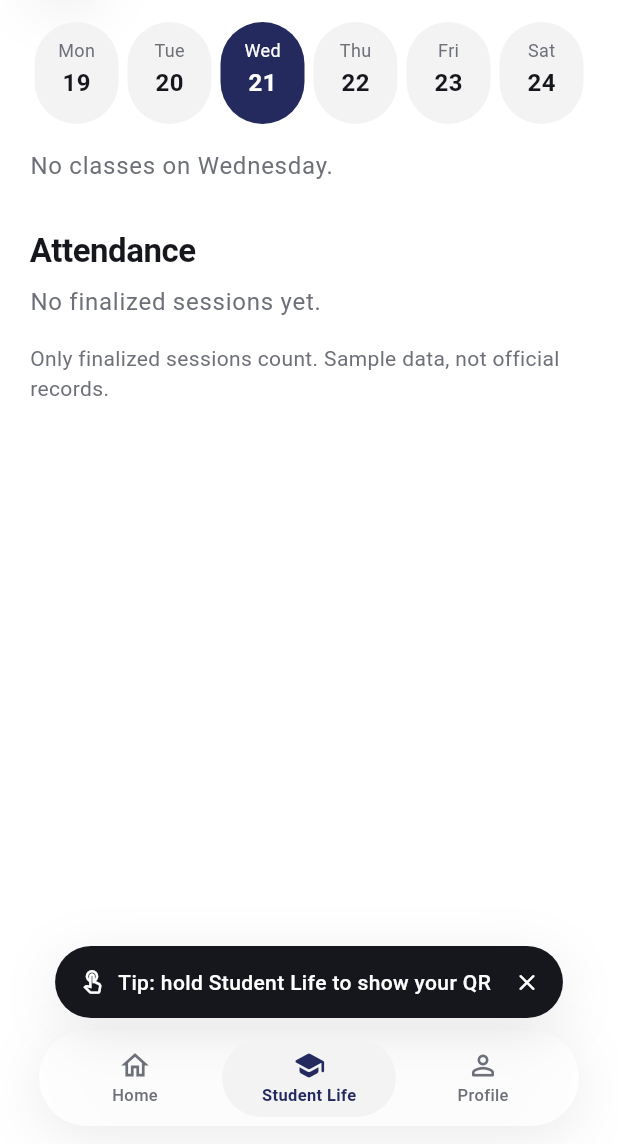
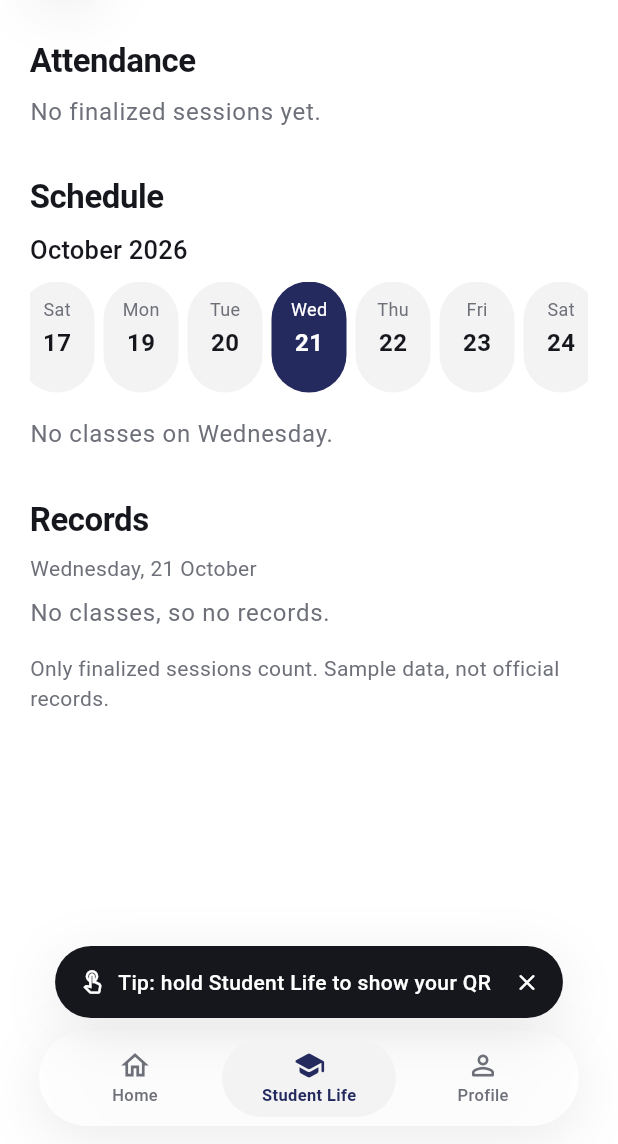
Before and after one commit to Ninjalas/Michaelean-App, a Flutter app: the ClassScreen screen opened by its route, on a phone screen of 412 x 824 dp, the part 92-1236 px from its top. Run offline on Flutter 3.47's test engine with Material 3 defaults, Android fonts, the phone set to English and light mode, and no system bars; our stand-ins replace go_router, qr_flutter, shared_preferences; accounts and stored records are empty.

Commit message:
Class screen: semester attendance, scrollable schedule, day records
- Order: Attendance this semester (overall + by subject), then Schedule
  (day strip scrolls across the whole semester, Mon–Sat, opens on today,
  Today button), then Records of the selected day (Present / Absent, or
  Not finalized yet / Upcoming).
- New CampusService.loadSemester and mockSemester (placed around today so
  the prototype always runs mid-semester); attendance records now cover
  the semester.
- Test and README updated.

Co-Authored-By: Claude Opus 5.5 <noreply@anthropic.com>

```diff
--- a/lib/mock/mock_classes.dart
+++ b/lib/mock/mock_classes.dart
@@ -145,3 +145,16 @@ bool mockWasAbsent(String sessionId, String studentId) =>
 /// first 10 students scanned.
 const mockSeededOpenClassId = 'cs301-2a';
 const mockSeededScanCount = 10;
+
+/// MOCK semester: about 10 weeks before and 8 weeks after today, Monday to
+/// Saturday, so the prototype is always "mid-semester" whenever it runs.
+/// Real semester dates will come from the school calendar.
+({String name, DateTime start, DateTime end}) mockSemester(DateTime now) {
+  final today = DateTime(now.year, now.month, now.day);
+  final monday = today.subtract(Duration(days: today.weekday - 1));
+  return (
+    name: '1st Semester',
+    start: monday.subtract(const Duration(days: 7 * 10)),
+    end: monday.add(const Duration(days: 7 * 8 + 5)), // a Saturday
+  );
+}
--- a/lib/screens/student/class_screen.dart
+++ b/lib/screens/student/class_screen.dart
@@ -1,3 +1,5 @@
+import 'dart:math';
+
 import 'package:flutter/material.dart';
 import 'package:go_router/go_router.dart';
 
@@ -12,8 +14,10 @@ import '../../widgets/content_row.dart';
 import '../../widgets/section_header.dart';
 import '../../widgets/status_pill.dart';
 
-/// A student's Class screen (spec §7.1): Show QR, a Mon–Sat day strip with
-/// that day's classes, and attendance from finalized records only (§7.2).
+/// A student's Class screen (spec §7.1), top to bottom: attendance this
+/// semester (overall and by subject), the schedule with a day strip that
+/// scrolls across the whole semester, and the records of the selected day.
+/// Attendance counts finalized sessions only (spec §7.2).
 class ClassScreen extends StatefulWidget {
   final CampusService campusService;
 
@@ -23,18 +27,24 @@ class ClassScreen extends StatefulWidget {
   State<ClassScreen> createState() => _ClassScreenState();
 }
 
+class _ClassData {
+  final List<DateTime> days; // every Mon–Sat class day of the semester
+  final List<ClassSession> sessions; // the student's sessions this semester
+  final List<AttendanceRecord> records; // finalized, newest first
+
+  const _ClassData(this.days, this.sessions, this.records);
+}
+
 class _ClassScreenState extends State<ClassScreen> {
-  Future<(List<ClassSession>, List<AttendanceRecord>)>? _data;
+  static const _pillExtent = 56.0; // width of one day in the strip
+
+  Future<_ClassData>? _data;
   String? _loadedFor; // Session.dataKey the data belongs to
-  late DateTime _selected = _initialDay(DateTime.now());
+  DateTime _selected = _dayOnly(DateTime.now());
+  List<DateTime> _days = const [];
+  ScrollController? _strip;
 
-  /// Today; on Sunday (no classes), the coming Monday.
-  static DateTime _initialDay(DateTime now) {
-    final today = DateTime(now.year, now.month, now.day);
-    return today.weekday == DateTime.sunday ? today.add(const Duration(days: 1)) : today;
-  }
-
-  DateTime get _monday => _selected.subtract(Duration(days: _selected.weekday - 1));
+  static DateTime _dayOnly(DateTime d) => DateTime(d.year, d.month, d.day);
 
   @override
   void didChangeDependencies() {
@@ -46,13 +56,31 @@ class _ClassScreenState extends State<ClassScreen> {
     }
   }
 
-  Future<(List<ClassSession>, List<AttendanceRecord>)> _load() {
+  @override
+  void dispose() {
+    _strip?.dispose();
+    super.dispose();
+  }
+
+  Future<_ClassData> _load() async {
     final user = SessionScope.of(context).user!;
-    return (
-      widget.campusService
-          .loadSchedule(user, _monday, _monday.add(const Duration(days: DateTime.saturday))),
-      widget.campusService.loadMyAttendance(user),
+    final s = widget.campusService;
+    final sem = await s.loadSemester(user);
+    final (sessions, records) = await (
+      s.loadSchedule(user, sem.start, sem.end.add(const Duration(days: 1))),
+      s.loadMyAttendance(user),
     ).wait;
+    final days = [
+      for (var d = sem.start; !d.isAfter(sem.end); d = DateTime(d.year, d.month, d.day + 1))
+        if (d.weekday != DateTime.sunday) d,
+    ];
+    // Start on today, or the nearest class day inside the semester.
+    if (!days.contains(_selected)) {
+      final today = _dayOnly(DateTime.now());
+      _selected = days.firstWhere((d) => !d.isBefore(today), orElse: () => days.last);
+    }
+    _days = days;
+    return _ClassData(days, sessions, records);
   }
 
   @override
@@ -79,29 +107,32 @@ class _ClassScreenState extends State<ClassScreen> {
               ),
             ),
             Expanded(
-              child: FutureBuilder(
+              child: FutureBuilder<_ClassData>(
                 future: _data,
                 builder: (context, snap) {
                   final data = snap.data;
+                  if (snap.hasError) return _error();
+                  if (data == null) {
+                    return const Align(
+                        alignment: Alignment.topCenter, child: LinearProgressIndicator());
+                  }
                   return ListView(
                     padding: const EdgeInsets.fromLTRB(
                         AppSpacing.screen, AppSpacing.sm, AppSpacing.screen, 120),
                     children: [
-                      _dayStrip(),
-                      if (snap.hasError)
-                        _error()
-                      else if (data == null)
-                        const Padding(
-                          padding: EdgeInsets.only(top: AppSpacing.section),
-                          child: LinearProgressIndicator(),
-                        )
-                      else ...[
-                        ..._dayClasses(data.$1),
-                        ..._attendance(data.$2),
-                        const SizedBox(height: AppSpacing.lg),
-                        Text('Only finalized sessions count. Sample data, not official records.',
-                            style: text.bodyMedium?.copyWith(color: AppColors.muted)),
-                      ],
+                      ..._attendance(data.records),
+                      const SectionHeader('Schedule'),
+                      _monthRow(),
+                      const SizedBox(height: AppSpacing.sm),
+                      _dayStrip(data.days),
+                      ..._dayClasses(data.sessions),
+                      const SectionHeader('Records'),
+                      Text('${weekdayName(_selected)}, ${formatDayMonth(_selected)}',
+                          style: text.bodyMedium?.copyWith(color: AppColors.muted)),
+                      ..._dayRecords(data.sessions, data.records),
+                      const SizedBox(height: AppSpacing.lg),
+                      Text('Only finalized sessions count. Sample data, not official records.',
+                          style: text.bodyMedium?.copyWith(color: AppColors.muted)),
                     ],
                   );
                 },
@@ -113,18 +144,123 @@ class _ClassScreenState extends State<ClassScreen> {
     );
   }
 
-  Widget _dayStrip() {
-    final now = DateTime.now();
+  // ---------- Attendance this semester ----------
+
+  List<Widget> _attendance(List<AttendanceRecord> records) {
+    final text = Theme.of(context).textTheme;
+    final title = Padding(
+      padding: const EdgeInsets.only(top: AppSpacing.md, bottom: AppSpacing.sm),
+      child: Semantics(header: true, child: Text('Attendance', style: text.titleLarge)),
+    );
+    if (records.isEmpty) return [title, _muted('No finalized sessions yet.')];
+
+    int presentIn(Iterable<AttendanceRecord> rs) =>
+        rs.where((r) => r.mark == AttendanceMark.present).length;
+    int pct(Iterable<AttendanceRecord> rs) => (presentIn(rs) * 100 / rs.length).round();
+    final bySubject = <String, List<AttendanceRecord>>{};
+    for (final r in records) {
+      bySubject.putIfAbsent(r.session.subject, () => []).add(r);
+    }
+
+    return [
+      title,
+      Row(
+        crossAxisAlignment: CrossAxisAlignment.end,
+        children: [
+          Text('${pct(records)}%', style: text.displaySmall?.copyWith(color: AppColors.navy)),
+          const SizedBox(width: AppSpacing.md),
+          Expanded(
+            child: Padding(
+              padding: const EdgeInsets.only(bottom: 6),
+              child: Text(
+                  'Present in ${presentIn(records)} of ${records.length} sessions this semester',
+                  style: text.bodyMedium?.copyWith(color: AppColors.muted)),
+            ),
+          ),
+        ],
+      ),
+      const SizedBox(height: AppSpacing.lg),
+      Text('By subject', style: text.labelMedium?.copyWith(color: AppColors.muted)),
+      for (final e in bySubject.entries)
+        Padding(
+          padding: const EdgeInsets.symmetric(vertical: AppSpacing.sm),
+          child: Row(
+            children: [
+              Expanded(child: Text(e.key, style: text.bodyLarge)),
+              Text('${presentIn(e.value)} of ${e.value.length}',
+                  style: text.bodyMedium?.copyWith(color: AppColors.muted)),
+              const SizedBox(width: AppSpacing.md),
+              SizedBox(
+                width: 48,
+                child: Text('${pct(e.value)}%',
+                    textAlign: TextAlign.right, style: text.titleMedium),
+              ),
+            ],
+          ),
+        ),
+    ];
+  }
+
+  // ---------- Schedule ----------
+
+  /// "October 2026" for the selected day, and a way back to today.
+  Widget _monthRow() {
+    final text = Theme.of(context).textTheme;
+    final today = _dayOnly(DateTime.now());
+    final month = formatDate(_selected).split(' ').skip(1).join(' '); // "October 2026"
     return Row(
       children: [
-        for (var i = 0; i < 6; i++)
-          Expanded(child: _dayPill(_monday.add(Duration(days: i)), now)),
+        Expanded(child: Text(month, style: text.titleMedium)),
+        if (_selected != today && _days.contains(today))
+          TextButton(
+            onPressed: () => _select(today, scroll: true),
+            style: TextButton.styleFrom(
+              foregroundColor: AppColors.navy,
+              minimumSize: const Size(48, 40),
+              textStyle: const TextStyle(fontSize: 15, fontWeight: FontWeight.w600),
+            ),
+            child: const Text('Today'),
+          ),
       ],
     );
   }
 
+  void _select(DateTime day, {bool scroll = false}) {
+    final i = _days.indexOf(day);
+    if (i < 0) return;
+    setState(() => _selected = day);
+    final strip = _strip;
+    if (scroll && strip != null && strip.hasClients) {
+      final target = i * _pillExtent - (strip.position.viewportDimension - _pillExtent) / 2;
+      strip.animateTo(target.clamp(0, strip.position.maxScrollExtent),
+          duration: AppMotion.slow, curve: AppMotion.curve);
+    }
+  }
+
+  /// Every class day of the semester, scrolling sideways; opens centered on
+  /// the selected day.
+  Widget _dayStrip(List<DateTime> days) {
+    final now = DateTime.now();
+    return LayoutBuilder(builder: (context, box) {
+      final i = max(0, days.indexOf(_selected));
+      _strip ??= ScrollController(
+          initialScrollOffset: max(0, i * _pillExtent - (box.maxWidth - _pillExtent) / 2));
+      return SizedBox(
+        height: 74,
+        child: ListView.builder(
+          key: const Key('day-strip'),
+          controller: _strip,
+          scrollDirection: Axis.horizontal,
+          itemExtent: _pillExtent,
+          itemCount: days.length,
+          itemBuilder: (_, i) => _dayPill(days[i], now),
+        ),
+      );
+    });
+  }
+
   Widget _dayPill(DateTime day, DateTime now) {
-    final selected = _sameDay(day, _selected);
+    final selected = day == _selected;
     final isToday = _sameDay(day, now);
     final fg = selected ? AppColors.white : AppColors.ink;
     return Padding(
@@ -132,10 +268,10 @@ class _ClassScreenState extends State<ClassScreen> {
       child: Semantics(
         button: true,
         selected: selected,
-        label: '${weekdayName(day)} ${day.day}${isToday ? ', today' : ''}',
+        label: '${weekdayName(day)} ${formatDayMonth(day)}${isToday ? ', today' : ''}',
         excludeSemantics: true,
         child: InkWell(
-          onTap: () => setState(() => _selected = day), // same week: no reload needed
+          onTap: () => _select(day),
           borderRadius: BorderRadius.circular(AppRadius.pill),
           child: AnimatedContainer(
             duration: AppMotion.fast,
@@ -170,8 +306,11 @@ class _ClassScreenState extends State<ClassScreen> {
     );
   }
 
-  List<Widget> _dayClasses(List<ClassSession> week) {
-    final day = week.where((c) => _sameDay(c.start, _selected)).toList();
+  List<ClassSession> _ofSelectedDay(List<ClassSession> sessions) =>
+      sessions.where((c) => _sameDay(c.start, _selected)).toList();
+
+  List<Widget> _dayClasses(List<ClassSession> sessions) {
+    final day = _ofSelectedDay(sessions);
     if (day.isEmpty) {
       return [
         const SizedBox(height: AppSpacing.lg),
@@ -192,73 +331,31 @@ class _ClassScreenState extends State<ClassScreen> {
     ];
   }
 
-  List<Widget> _attendance(List<AttendanceRecord> records) {
-    final text = Theme.of(context).textTheme;
-    if (records.isEmpty) {
-      return [const SectionHeader('Attendance'), _muted('No finalized sessions yet.')];
+  // ---------- Records of the selected day ----------
+
+  /// Each class of the selected day with its finalized mark, or why it has
+  /// none yet. Unfinalized sessions never show a mark (spec §7.2).
+  List<Widget> _dayRecords(List<ClassSession> sessions, List<AttendanceRecord> records) {
+    final day = _ofSelectedDay(sessions);
+    if (day.isEmpty) {
+      return [const SizedBox(height: AppSpacing.sm), _muted('No classes, so no records.')];
     }
-    int pct(Iterable<AttendanceRecord> rs) =>
-        (rs.where((r) => r.mark == AttendanceMark.present).length * 100 / rs.length).round();
-    final bySubject = <String, List<AttendanceRecord>>{};
-    for (final r in records) {
-      bySubject.putIfAbsent(r.session.subject, () => []).add(r);
-    }
-    final present = records.where((r) => r.mark == AttendanceMark.present).length;
+    final byId = {for (final r in records) r.session.id: r};
+    final now = DateTime.now();
     return [
-      const SectionHeader('Attendance'),
-      Row(
-        crossAxisAlignment: CrossAxisAlignment.end,
-        children: [
-          Text('${pct(records)}%',
-              style: text.displaySmall?.copyWith(color: AppColors.navy)),
-          const SizedBox(width: AppSpacing.md),
-          Expanded(
-            child: Padding(
-              padding: const EdgeInsets.only(bottom: 6),
-              child: Text('Present in $present of ${records.length} sessions',
-                  style: text.bodyMedium?.copyWith(color: AppColors.muted)),
-            ),
-          ),
-        ],
-      ),
-      const SizedBox(height: AppSpacing.md),
-      for (final e in bySubject.entries)
-        Padding(
-          padding: const EdgeInsets.symmetric(vertical: AppSpacing.sm),
-          child: Column(
-            crossAxisAlignment: CrossAxisAlignment.stretch,
-            children: [
-              Row(
-                children: [
-                  Expanded(child: Text(e.key, style: text.bodyLarge)),
-                  Text('${pct(e.value)}%', style: text.titleMedium),
-                ],
-              ),
-              const SizedBox(height: AppSpacing.xs + 2),
-              ClipRRect(
-                borderRadius: BorderRadius.circular(AppRadius.pill),
-                child: LinearProgressIndicator(
-                  value: pct(e.value) / 100,
-                  minHeight: 5,
-                  backgroundColor: AppColors.fill,
-                  color: AppColors.navy,
-                  semanticsLabel: '${e.key} attendance',
-                ),
-              ),
-            ],
-          ),
-        ),
-      const SectionHeader('Recent Records'),
-      for (var i = 0; i < records.take(6).length; i++) ...[
+      for (var i = 0; i < day.length; i++) ...[
         if (i > 0) const Divider(height: 1),
         ContentRow(
-          title: records[i].session.subject,
-          meta: '${formatDayLabel(records[i].session.start, DateTime.now())} · '
-              '${formatTime(records[i].session.start)}',
-          metaIcon: Icons.calendar_today_outlined,
-          pill: records[i].mark == AttendanceMark.present
-              ? const StatusPill('Present', tone: PillTone.green)
-              : const StatusPill('Absent', tone: PillTone.red),
+          title: day[i].subject,
+          meta: formatTime(day[i].start),
+          metaIcon: Icons.schedule_rounded,
+          pill: switch (byId[day[i].id]?.mark) {
+            AttendanceMark.present => const StatusPill('Present', tone: PillTone.green),
+            AttendanceMark.absent => const StatusPill('Absent', tone: PillTone.red),
+            null => day[i].start.isAfter(now)
+                ? const StatusPill('Upcoming')
+                : const StatusPill('Not finalized yet'),
+          },
         ),
       ],
     ];
@@ -268,7 +365,7 @@ class _ClassScreenState extends State<ClassScreen> {
       style: Theme.of(context).textTheme.bodyLarge?.copyWith(color: AppColors.muted));
 
   Widget _error() => Padding(
-        padding: const EdgeInsets.symmetric(vertical: AppSpacing.section),
+        padding: const EdgeInsets.all(AppSpacing.screen),
         child: Column(
           children: [
             const Text("Couldn't load your classes."),
--- a/lib/services/campus_service.dart
+++ b/lib/services/campus_service.dart
@@ -21,7 +21,11 @@ abstract class CampusService {
   /// A class page for its assigned teacher; null if not theirs to manage.
   Future<ClassDetail?> loadClassDetail(UserProfile teacher, String classId);
 
-  /// The student's finalized attendance records, newest first (spec §7.2).
+  /// The current semester's first and last day (Mon–Sat class days).
+  Future<({String name, DateTime start, DateTime end})> loadSemester(UserProfile user);
+
+  /// The student's finalized attendance records this semester, newest first
+  /// (spec §7.2).
   Future<List<AttendanceRecord>> loadMyAttendance(UserProfile student);
 
   /// One session's roster and scans; null if not the teacher's to manage.
@@ -200,10 +204,16 @@ class MockCampusService implements CampusService {
   }
 
   @override
+  Future<({String name, DateTime start, DateTime end})> loadSemester(UserProfile user) async {
+    await _wait();
+    return mockSemester(clock());
+  }
+
+  @override
   Future<List<AttendanceRecord>> loadMyAttendance(UserProfile student) async {
     await _wait();
-    final sessions = _sessions(_classesOf(student), _today.subtract(const Duration(days: 21)),
-        clock(), forStudent: true);
+    final sessions = _sessions(_classesOf(student), mockSemester(clock()).start, clock(),
+        forStudent: true);
     return [
       for (final s in sessions.reversed)
         if (s.finalized) // unfinished sessions never count (spec §7.2)
```
Also changed, not shown: 2 other files.
